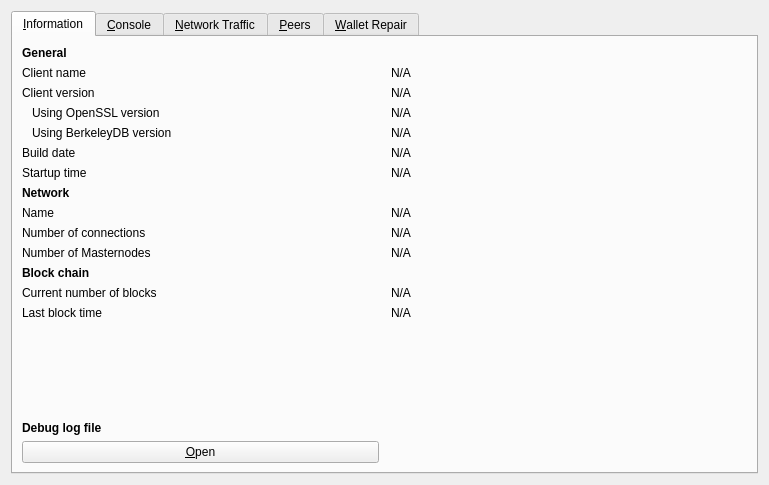
CryptoCanary/Sterlingcoin-Core-WIP, file src/qt/forms/rpcconsole.ui: the form before one commit.
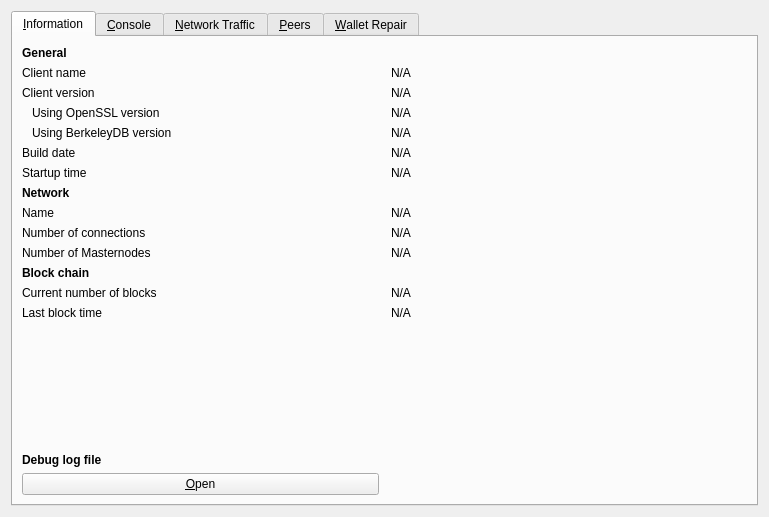
The form after the commit. The open tabs and pages were chosen to show the change. Icons and pictures are not drawn. Custom widgets are drawn as their Qt base class.

Commit message: Fix (lighten) image

Diff of the .ui file:
```diff
--- a/src/qt/forms/rpcconsole.ui
+++ b/src/qt/forms/rpcconsole.ui
@@ -7,7 +7,7 @@
     <x>0</x>
     <y>0</y>
     <width>769</width>
-    <height>485</height>
+    <height>517</height>
    </rect>
   </property>
   <property name="windowTitle">
```
Left out of the diff: 38 changed lines with no effect on the pictures. The commit also changes 1 other file.
